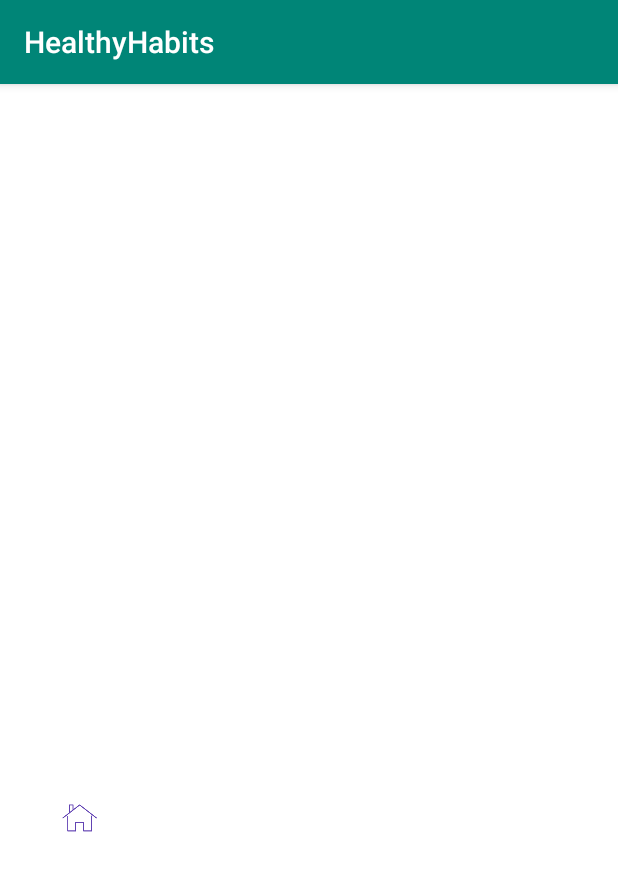
After one commit to doneill123/HealthyHabitsProject, an Android app: the FoodActivity screen opened directly, with no data from a screen before it, on a phone screen of 412 x 824 dp. The commit adds this screen. Shown: the top 871 px of the screen. Run offline under Robolectric (Android 15) with nearby library versions, the phone set to English and light mode, and no system bars; our stand-ins replace Firebase (no records; nobody signed in at launch, a user with empty details on screens opened directly).

Commit message:
Firebase version updated FoodActivity class and activity_food layout created Navigation now working between home page and food page

```diff
--- a/app/build.gradle
+++ b/app/build.gradle
@@ -27,7 +27,7 @@ dependencies {
     testImplementation 'junit:junit:4.12'
     androidTestImplementation 'com.android.support.test:runner:1.0.2'
     androidTestImplementation 'com.android.support.test.espresso:espresso-core:3.0.2'
-    implementation 'com.google.firebase:firebase-auth:16.0.4'
+    implementation 'com.google.firebase:firebase-auth:16.0.5'
 }
 
 apply plugin: 'com.google.gms.google-services'
--- a/app/src/main/AndroidManifest.xml
+++ b/app/src/main/AndroidManifest.xml
@@ -21,7 +21,8 @@
             </intent-filter>
         </activity>
         <activity android:name=".LoginActivity" />
-        <activity android:name=".HomeActivity"></activity>
+        <activity android:name=".HomeActivity" />
+        <activity android:name=".FoodActivity" />
     </application>
 
 </manifest>
--- /dev/null
+++ b/app/src/main/java/com/example/danieloneill/healthyhabits/FoodActivity.java
@@ -0,0 +1,35 @@
+package com.example.danieloneill.healthyhabits;
+
+import android.content.Intent;
+import android.support.v7.app.AppCompatActivity;
+import android.os.Bundle;
+import android.view.View;
+import android.view.View.OnClickListener;
+import android.widget.ImageButton;
+import android.widget.TextView;
+import com.google.firebase.auth.FirebaseAuth;
+import com.google.firebase.auth.FirebaseUser;
+
+public class FoodActivity extends AppCompatActivity implements View.OnClickListener {
+
+    ImageButton buttonHome;
+
+    @Override
+    protected void onCreate(Bundle savedInstanceState) {
+        super.onCreate(savedInstanceState);
+        setContentView(R.layout.activity_food);
+
+        ImageButton buttonHome = (ImageButton) findViewById(R.id.buttonHome);
+        buttonHome.setOnClickListener(new OnClickListener(){
+            public void onClick(View v){
+                startActivity(new Intent(FoodActivity.this, HomeActivity.class));
+            }
+        });
+    }
+
+
+    @Override
+    public void onClick(View v) {
+
+    }
+}
--- /dev/null
+++ b/app/src/main/res/layout/activity_food.xml
@@ -0,0 +1,23 @@
+<?xml version="1.0" encoding="utf-8"?>
+<RelativeLayout xmlns:android="http://schemas.android.com/apk/res/android"
+    xmlns:app="http://schemas.android.com/apk/res-auto"
+    xmlns:tools="http://schemas.android.com/tools"
+    android:background="#FFFFFF"
+    android:layout_width="match_parent"
+    android:layout_height="match_parent"
+    tools:context=".FoodActivity">
+
+
+    <ImageButton
+        android:id="@+id/buttonHome"
+        android:layout_width="50dp"
+        android:layout_height="44dp"
+        android:layout_alignParentTop="true"
+        android:layout_alignParentEnd="true"
+        android:layout_marginTop="467dp"
+        android:layout_marginEnd="334dp"
+        android:background="#FFFFFF"
+        android:text="@string/buttonHome"
+        app:srcCompat="@drawable/home" />
+
+</RelativeLayout>
--- a/app/src/main/res/layout/activity_home.xml
+++ b/app/src/main/res/layout/activity_home.xml
@@ -10,6 +10,7 @@
 
     <ImageButton
         android:id="@+id/buttonHome"
+        android:text="@string/buttonHome"
         android:layout_width="wrap_content"
         android:layout_height="wrap_content"
         android:layout_alignParentTop="true"
@@ -20,6 +21,7 @@
 
     <ImageButton
         android:id="@+id/buttonFood"
+        android:text="@string/buttonFood"
         android:layout_width="wrap_content"
         android:layout_height="wrap_content"
         android:layout_alignParentTop="true"
@@ -30,6 +32,7 @@
 
     <ImageButton
         android:id="@+id/buttonDrink"
+        android:text="@string/buttonDrink"
         android:layout_width="wrap_content"
         android:layout_height="wrap_content"
         android:layout_alignParentTop="true"
@@ -40,6 +43,7 @@
 
     <ImageButton
         android:id="@+id/buttonExercise"
+        android:text="@string/buttonExercise"
         android:layout_width="wrap_content"
         android:layout_height="wrap_content"
         android:layout_alignParentTop="true"
@@ -50,6 +54,7 @@
 
     <ImageButton
         android:id="@+id/buttonSleep"
+        android:text="@string/buttonSleep"
         android:layout_width="wrap_content"
         android:layout_height="wrap_content"
         android:layout_alignParentTop="true"
@@ -60,6 +65,7 @@
 
     <ImageButton
         android:id="@+id/buttonSocial"
+        android:text="@string/buttonSocial"
         android:layout_width="wrap_content"
         android:layout_height="wrap_content"
         android:layout_alignParentTop="true"
```
Also changed, not shown: app/src/main/java/com/example/danieloneill/healthyhabits/HomeActivity.java (+14 -3 lines), app/src/main/res/values/strings.xml (+6 -2 lines).
